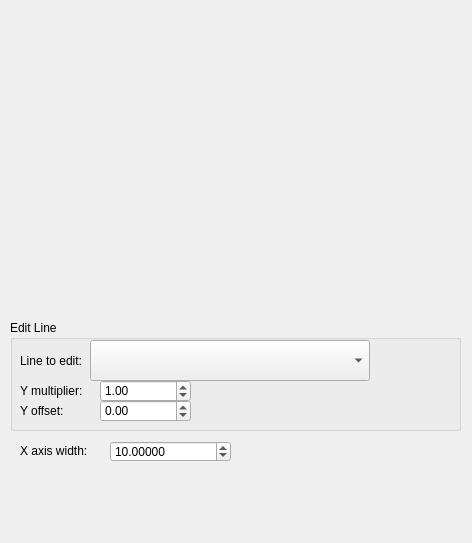
paulmthompson/WhiskerToolbox, file src/WhiskerToolbox/AnalogViewer/analog_viewer.ui: the form before one commit.
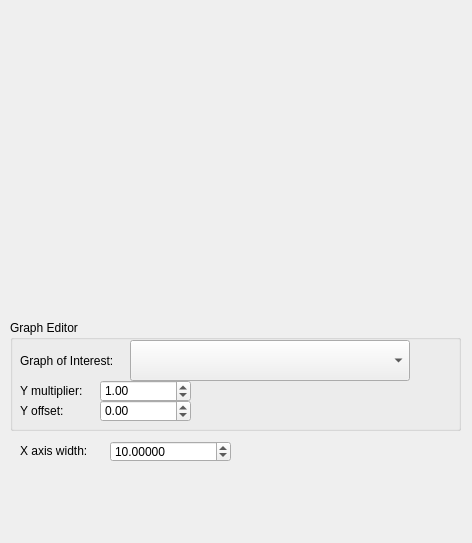
The form after the commit. Custom widgets are drawn as their Qt base class.

Commit message: Refactor naming to be consistent with JKQTPlotter

Diff of the .ui file:
```diff
--- a/src/WhiskerToolbox/AnalogViewer/analog_viewer.ui
+++ b/src/WhiskerToolbox/AnalogViewer/analog_viewer.ui
@@ -33,12 +33,12 @@
     </rect>
    </property>
    <property name="title">
-    <string>Edit Line</string>
+    <string>Graph Editor</string>
    </property>
    <widget class="QComboBox" name="linechoose_cbox">
     <property name="geometry">
      <rect>
-      <x>80</x>
+      <x>120</x>
       <y>20</y>
       <width>280</width>
       <height>41</height>
@@ -50,12 +50,12 @@
      <rect>
       <x>10</x>
       <y>30</y>
-      <width>81</width>
+      <width>111</width>
       <height>21</height>
      </rect>
     </property>
     <property name="text">
-     <string>Line to edit:</string>
+     <string>Graph of Interest:</string>
     </property>
    </widget>
    <widget class="QDoubleSpinBox" name="ymult_dspinbox">
```
Left out of the diff: 2 changed lines with no effect on the pictures. The commit also changes 2 other files.
